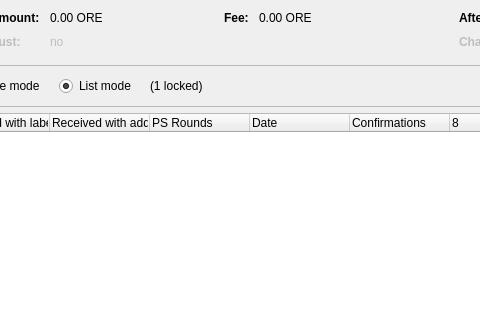
Before: the Qt Designer form src/qt/forms/coincontroldialog.ui in galactrum/galactrum, drawn with Qt 5; both pictures show x 262 to 742 and y 0 to 320 of the 954 by 500 pixel window.
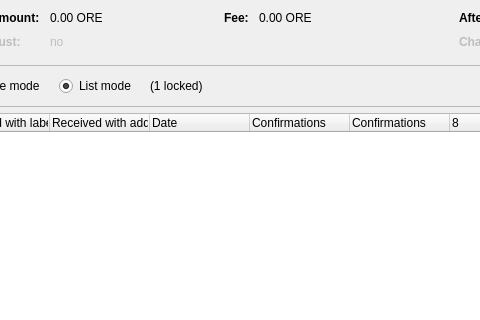
After: the same form once the commit is applied. Custom widgets are drawn as their Qt base class.

```diff
--- a/src/qt/forms/coincontroldialog.ui
+++ b/src/qt/forms/coincontroldialog.ui
@@ -448,12 +448,12 @@
      </column>
      <column>
       <property name="text">
-       <string>PS Rounds</string>
+       <string>Date</string>
       </property>
      </column>
      <column>
       <property name="text">
-       <string>Date</string>
+       <string>Confirmations</string>
       </property>
      </column>
      <column>
```
